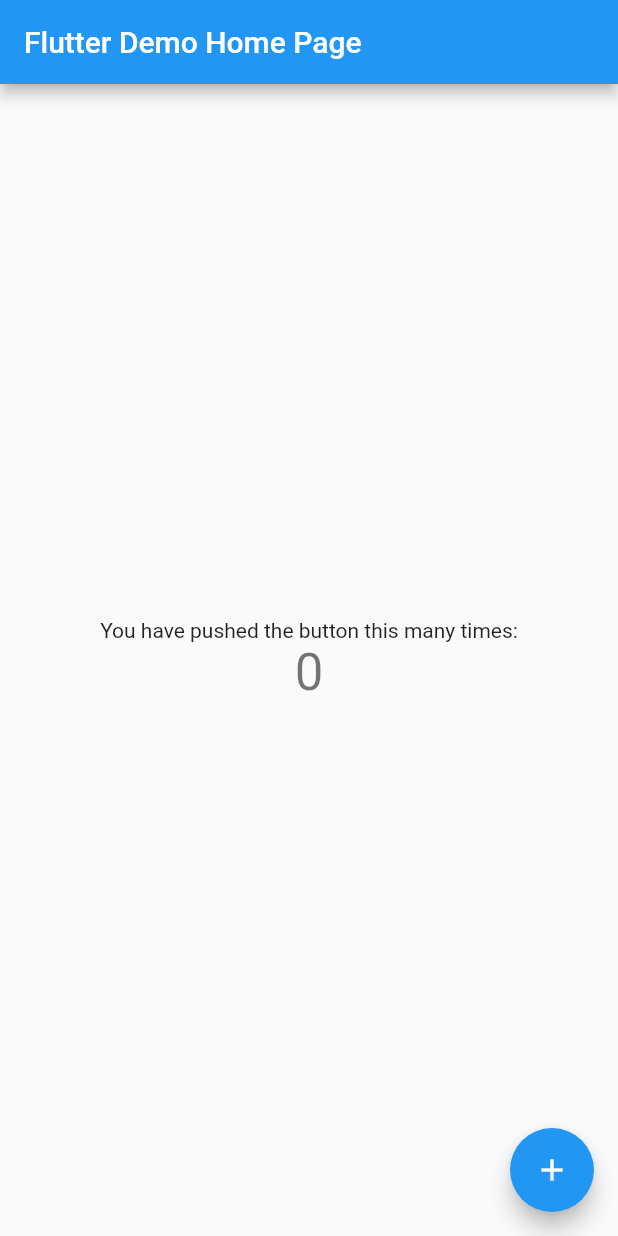
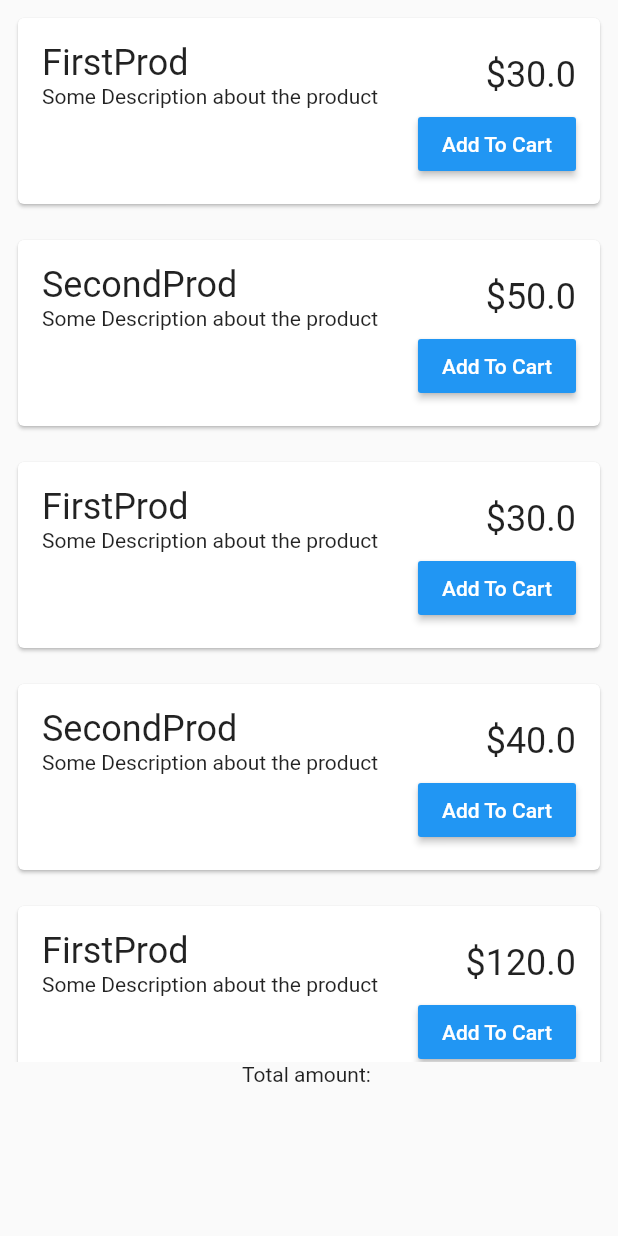
Before and after one commit to Raiyan-sharif/state_management_app, a Flutter app: the screen it shows after launch, on a phone screen of 412 x 824 dp. Run offline on Flutter 3.47's test engine with Material 2 defaults, Android fonts, the phone set to English and light mode, and no system bars; our stand-ins replace get.

Commit message:
Product card added

```diff
--- /dev/null
+++ b/state_management_app/lib/controllers/shopping_controller.dart
@@ -0,0 +1,65 @@
+import 'package:get/get.dart';
+import 'package:state_management_app/models/product.dart';
+import 'package:flutter/material.dart';
+
+class ShoppingController extends GetxController {
+  var products = List<Product>().obs;
+
+  @override
+  void onInit() {
+    fetchProducts();
+    super.onInit();
+  }
+
+
+  void fetchProducts() async{
+     await Future.delayed(Duration(seconds: 1));
+     var productResponse = [
+       Product(
+         id: 1,
+         price: 30,
+         productDescription: "Some Description about the product",
+         productImage: "abc",
+         productName: "FirstProd"
+       ),
+       Product(
+           id: 2,
+           price: 50,
+           productDescription: "Some Description about the product",
+           productImage: "abc",
+           productName: "SecondProd"
+       ),
+       Product(
+           id: 3,
+           price: 30,
+           productDescription: "Some Description about the product",
+           productImage: "abc",
+           productName: "FirstProd"
+       ),
+       Product(
+           id: 4,
+           price: 40,
+           productDescription: "Some Description about the product",
+           productImage: "abc",
+           productName: "SecondProd"
+       ),
+       Product(
+           id: 5,
+           price: 120,
+           productDescription: "Some Description about the product",
+           productImage: "abc",
+           productName: "FirstProd"
+       ),
+       Product(
+           id: 6,
+           price: 190,
+           productDescription: "Some Description about the product",
+           productImage: "abc",
+           productName: "SecondProd"
+       ),
+     ];
+
+     products.value = productResponse;
+  }
+
+}
--- a/state_management_app/lib/main.dart
+++ b/state_management_app/lib/main.dart
@@ -1,4 +1,5 @@
 import 'package:flutter/material.dart';
+import 'package:state_management_app/views/shopping_page.dart';
 
 void main() {
   runApp(MyApp());
@@ -26,92 +27,7 @@ class MyApp extends StatelessWidget {
         // closer together (more dense) than on mobile platforms.
         visualDensity: VisualDensity.adaptivePlatformDensity,
       ),
-      home: MyHomePage(title: 'Flutter Demo Home Page'),
+      home: ShoppingPage(),
     );
   }
 }
-
-class MyHomePage extends StatefulWidget {
-  MyHomePage({Key key, this.title}) : super(key: key);
-
-  // This widget is the home page of your application. It is stateful, meaning
-  // that it has a State object (defined below) that contains fields that affect
-  // how it looks.
-
-  // This class is the configuration for the state. It holds the values (in this
-  // case the title) provided by the parent (in this case the App widget) and
-  // used by the build method of the State. Fields in a Widget subclass are
-  // always marked "final".
-
-  final String title;
-
-  @override
-  _MyHomePageState createState() => _MyHomePageState();
-}
-
-class _MyHomePageState extends State<MyHomePage> {
-  int _counter = 0;
-
-  void _incrementCounter() {
-    setState(() {
-      // This call to setState tells the Flutter framework that something has
-      // changed in this State, which causes it to rerun the build method below
-      // so that the display can reflect the updated values. If we changed
-      // _counter without calling setState(), then the build method would not be
-      // called again, and so nothing would appear to happen.
-      _counter++;
-    });
-  }
-
-  @override
-  Widget build(BuildContext context) {
-    // This method is rerun every time setState is called, for instance as done
-    // by the _incrementCounter method above.
-    //
-    // The Flutter framework has been optimized to make rerunning build methods
-    // fast, so that you can just rebuild anything that needs updating rather
-    // than having to individually change instances of widgets.
-    return Scaffold(
-      appBar: AppBar(
-        // Here we take the value from the MyHomePage object that was created by
-        // the App.build method, and use it to set our appbar title.
-        title: Text(widget.title),
-      ),
-      body: Center(
-        // Center is a layout widget. It takes a single child and positions it
-        // in the middle of the parent.
-        child: Column(
-          // Column is also a layout widget. It takes a list of children and
-          // arranges them vertically. By default, it sizes itself to fit its
-          // children horizontally, and tries to be as tall as its parent.
-          //
-          // Invoke "debug painting" (press "p" in the console, choose the
-          // "Toggle Debug Paint" action from the Flutter Inspector in Android
-          // Studio, or the "Toggle Debug Paint" command in Visual Studio Code)
-          // to see the wireframe for each widget.
-          //
-          // Column has various properties to control how it sizes itself and
-          // how it positions its children. Here we use mainAxisAlignment to
-          // center the children vertically; the main axis here is the vertical
-          // axis because Columns are vertical (the cross axis would be
-          // horizontal).
-          mainAxisAlignment: MainAxisAlignment.center,
-          children: <Widget>[
-            Text(
-              'You have pushed the button this many times:',
-            ),
-            Text(
-              '$_counter',
-              style: Theme.of(context).textTheme.headline4,
-            ),
-          ],
-        ),
-      ),
-      floatingActionButton: FloatingActionButton(
-        onPressed: _incrementCounter,
-        tooltip: 'Increment',
-        child: Icon(Icons.add),
-      ), // This trailing comma makes auto-formatting nicer for build methods.
-    );
-  }
-}
--- /dev/null
+++ b/state_management_app/lib/models/product.dart
@@ -0,0 +1,17 @@
+import 'package:flutter/material.dart';
+
+class Product {
+  final int id;
+  final String productName;
+  final String productImage;
+  final String productDescription;
+  final double price;
+
+  Product({
+    this.id,
+    this.productName,
+    this.productImage,
+    this.productDescription,
+    this.price,
+  });
+}
--- /dev/null
+++ b/state_management_app/lib/views/shopping_page.dart
@@ -0,0 +1,74 @@
+import 'package:flutter/material.dart';
+import 'package:get/get.dart';
+import 'package:state_management_app/controllers/shopping_controller.dart';
+
+class ShoppingPage extends StatelessWidget {
+  final shoppingController = Get.put(ShoppingController());
+
+  @override
+  Widget build(BuildContext context) {
+    return Scaffold(
+        body: SafeArea(
+          child: Column(
+            children: [
+              Expanded(
+                child: GetX<ShoppingController>(
+
+                  builder: (controller) {
+                    return ListView.builder(
+                        itemCount: controller.products.length,
+                        itemBuilder: (context, index){
+                      return Card(
+                        margin: EdgeInsets.all(12),
+                        child: Padding(
+                          padding: EdgeInsets.all(16.0),
+                          child: Column(
+                            crossAxisAlignment: CrossAxisAlignment.end,
+                            children: [
+                              Row(
+                                mainAxisAlignment: MainAxisAlignment.spaceBetween,
+                                children: [
+                                  Column(
+                                    crossAxisAlignment: CrossAxisAlignment.start,
+                                    children: [
+                                      Text(
+                                        '${controller.products[index].productName}',
+                                        style: TextStyle(fontSize: 24),
+                                      ),
+                                      Text('${controller.products[index].productDescription}'),
+                                    ],
+                                  ),
+                                  Text(
+                                    '\$${controller.products[index].price}',
+                                    style: TextStyle(fontSize: 24),
+
+                                  ),
+                                ],
+                              ),
+                              RaisedButton(onPressed: (){
+
+
+                              },
+                                color: Colors.blue,
+                                textColor: Colors.white,
+                                child: Text('Add To Cart'),
+
+                              ),
+
+                            ],
+                          ),
+                        ),
+                      );
+                    });
+                  }
+                ),
+
+
+              ),
+              Text('Total amount: '),
+              SizedBox(height: 100,),
+            ],
+          ),
+        ));
+  }
+}
--- a/state_management_app/pubspec.yaml
+++ b/state_management_app/pubspec.yaml
@@ -21,6 +21,7 @@ environment:
   sdk: ">=2.7.0 <3.0.0"
 
 dependencies:
+  get: ^3.25.4
   flutter:
     sdk: flutter
 
```
Also changed, not shown: state_management_app/pubspec.lock.
